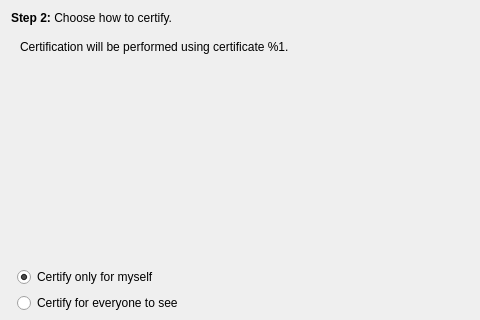
The window that src/dialogs/certificationoptionswidget.ui (sensama/kleopatra) describes before a commit, drawn with Qt 5; both pictures show x 0 to 480 and y 0 to 320 of the 879 by 523 pixel window.
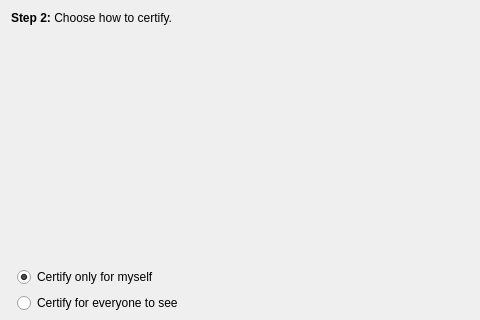
The same window after the commit.

Commit message:
Remove warning about missing argument. This string is defined in cpp
when necessary

```diff
--- a/src/dialogs/certificationoptionswidget.ui
+++ b/src/dialogs/certificationoptionswidget.ui
@@ -40,9 +40,6 @@
       <layout class="QVBoxLayout" >
        <item>
         <widget class="QLabel" name="singleKeyLabel" >
-         <property name="text" >
-          <string>Certification will be performed using certificate %1.</string>
-         </property>
          <property name="alignment" >
           <set>Qt::AlignLeading|Qt::AlignLeft|Qt::AlignTop</set>
          </property>
```
